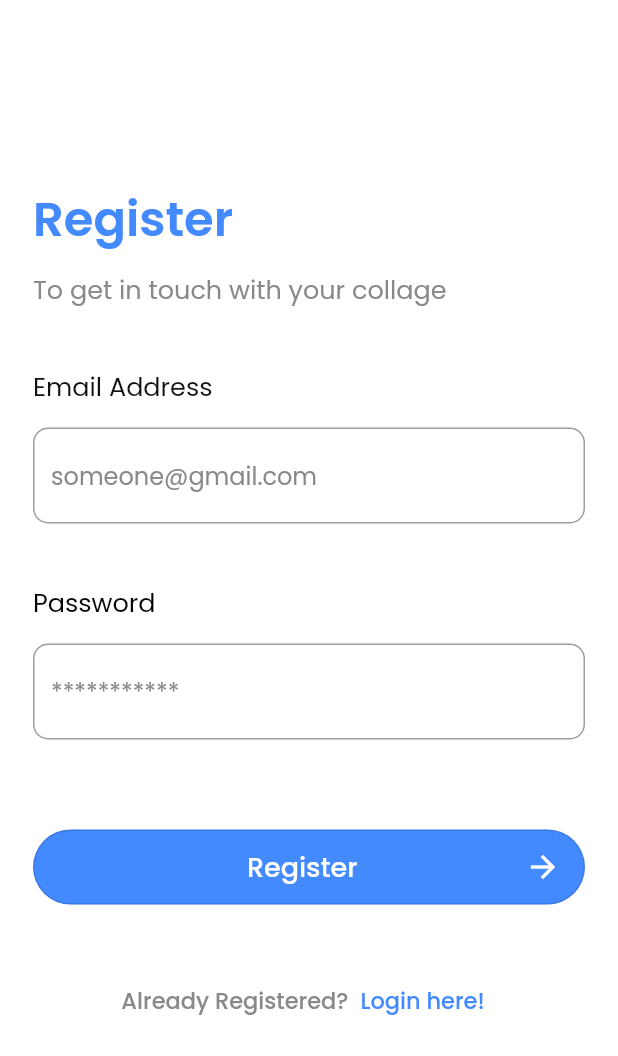
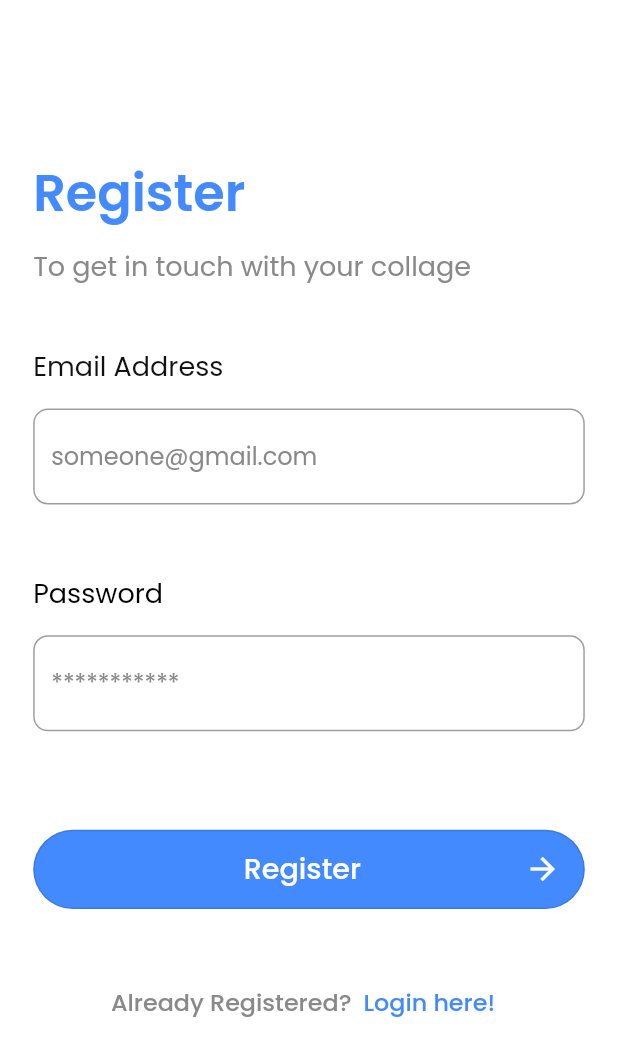
Before and after one commit to nitin-787/uni-notes, a Flutter app: the RegisterView screen opened directly, on a phone screen of 412 x 824 dp. Shown: the top 1056 px of the screen. Run offline on Flutter 3.47's test engine with Material 2 defaults, Android fonts, the phone set to English and light mode, and no system bars; our stand-ins replace bloc, cloud_firestore, equatable, file_picker, firebase_auth, firebase_core and 6 more; accounts and stored records are empty; generated files the repository leaves out were written again.

Commit message:
registerView Responsiveness

```diff
--- a/lib/views/register_view.dart
+++ b/lib/views/register_view.dart
@@ -1,6 +1,7 @@
 import 'package:flutter/material.dart';
 import 'package:flutter_bloc/flutter_bloc.dart';
 import 'package:google_fonts/google_fonts.dart';
+import 'package:mynotes/config/size_config.dart';
 import 'package:mynotes/constants/colors.dart';
 import 'package:mynotes/extentions/buildcontext/loc.dart';
 import 'package:mynotes/services/auth/auth_exception.dart';
@@ -65,42 +66,45 @@ class _RegisterViewState extends State<RegisterView> {
       child: Scaffold(
         backgroundColor: Colors.white,
         body: Container(
-          padding: const EdgeInsets.only(top: 60),
+          padding: EdgeInsets.only(top: screenHeight(30)),
           child: Padding(
             padding: const EdgeInsets.all(2.0),
             child: SingleChildScrollView(
               child: Container(
-                padding: const EdgeInsets.only(left: 20),
+                padding: EdgeInsets.only(left: screenWidth(13.2)),
                 child: Column(
                   crossAxisAlignment: CrossAxisAlignment.start,
                   children: [
-                    const SizedBox(
-                      height: 60.0,
+                    SizedBox(
+                      height: screenHeight(42),
                     ),
                     Text(
                       "Register",
                       style: GoogleFonts.poppins(
-                        fontSize: 32,
+                        fontSize: screenWidth(22.24),
                         fontWeight: FontWeight.w600,
                         color: AppColors.mainColor,
                       ),
                     ),
-                    const SizedBox(
-                      height: 10.0,
+                    SizedBox(
+                      height: screenHeight(6.94),
                     ),
                     Text(
                       "To get in touch with your collage",
                       style: GoogleFonts.poppins(
                         fontWeight: FontWeight.w400,
-                        fontSize: 17,
+                        fontSize: screenWidth(11.8),
                         color: AppColors.textColor1,
                       ),
                     ),
-                    const SizedBox(
-                      height: 20.0,
+                    SizedBox(
+                      height: screenHeight(14),
                     ),
                     Padding(
-                      padding: const EdgeInsets.only(top: 20, right: 20),
+                      padding: EdgeInsets.only(
+                        top: screenHeight(14),
+                        right: screenWidth(13.2),
+                      ),
                       child: Column(
                         crossAxisAlignment: CrossAxisAlignment.start,
                         children: [
@@ -108,14 +112,16 @@ class _RegisterViewState extends State<RegisterView> {
                             "Email Address",
                             style: GoogleFonts.poppins(
                               fontWeight: FontWeight.w400,
-                              fontSize: 17,
+                              fontSize: screenWidth(11.8),
                               color: AppColors.textColor,
                             ),
                           ),
-                          const SizedBox(
-                            height: 15,
+                          SizedBox(
+                            height: screenHeight(10.41),
                           ),
-                          TextField(
+                          SizedBox(
+                            height: screenHeight(50),
+                            child: TextField(
                               controller: _email,
                               enableSuggestions: false,
                               autocorrect: false,
@@ -125,28 +131,31 @@ class _RegisterViewState extends State<RegisterView> {
                                   color: AppColors.textColor1,
                                 ),
                                 hintText: 'someone@gmail.com',
-                              border: const OutlineInputBorder(
+                                border: OutlineInputBorder(
                                   borderRadius: BorderRadius.all(
-                                  Radius.circular(10.0),
+                                    Radius.circular(screenHeight(6.94)),
                                   ),
                                 ),
                               ),
                             ),
-                          const SizedBox(
-                            height: 40.0,
+                          ),
+                          SizedBox(
+                            height: screenHeight(27.8),
                           ),
                           Text(
                             "Password",
                             style: GoogleFonts.poppins(
                               fontWeight: FontWeight.w400,
-                              fontSize: 17,
+                              fontSize: screenWidth(11.8),
                               color: Colors.black,
                             ),
                           ),
-                          const SizedBox(
-                            height: 15,
+                          SizedBox(
+                            height: screenHeight(10.41),
                           ),
-                          TextField(
+                          SizedBox(
+                            height: screenHeight(50),
+                            child: TextField(
                               controller: _password,
                               obscureText: true,
                               enableSuggestions: false,
@@ -156,19 +165,20 @@ class _RegisterViewState extends State<RegisterView> {
                                   color: AppColors.textColor1,
                                 ),
                                 hintText: '***********',
-                              border: const OutlineInputBorder(
+                                border: OutlineInputBorder(
                                   borderRadius: BorderRadius.all(
-                                  Radius.circular(10.0),
+                                    Radius.circular(screenHeight(6.94)),
                                   ),
                                 ),
                               ),
                             ),
-                          const SizedBox(
-                            height: 60.0,
                           ),
                           SizedBox(
-                            width: 500,
-                            height: 50,
+                            height: screenHeight(42),
+                          ),
+                          SizedBox(
+                            width: screenWidth(328.7),
+                            height: screenWidth(34.7),
                             child: OutlinedButton(
                               style: OutlinedButton.styleFrom(
                                 backgroundColor: AppColors.mainColor,
@@ -191,14 +201,14 @@ class _RegisterViewState extends State<RegisterView> {
                                   mainAxisAlignment:
                                       MainAxisAlignment.spaceBetween,
                                   children: [
-                                    const SizedBox(
-                                      width: 15,
+                                    SizedBox(
+                                      width: screenWidth(9.86),
                                     ),
                                     Text(
                                       "Register",
                                       style: GoogleFonts.poppins(
                                         color: Colors.white,
-                                        fontSize: 18,
+                                        fontSize: screenWidth(12.51),
                                         fontWeight: FontWeight.w500,
                                       ),
                                     ),
@@ -211,8 +221,8 @@ class _RegisterViewState extends State<RegisterView> {
                               ),
                             ),
                           ),
-                          const SizedBox(
-                            height: 40,
+                          SizedBox(
+                            height: screenHeight(27.76),
                           ),
                           Row(
                             mainAxisAlignment: MainAxisAlignment.center,
@@ -220,7 +230,7 @@ class _RegisterViewState extends State<RegisterView> {
                               Text(
                                 style: GoogleFonts.poppins(
                                   color: AppColors.textColor1,
-                                  fontSize: 15,
+                                  fontSize: screenWidth(10.42),
                                   fontWeight: FontWeight.w500,
                                 ),
                                 'Already Registered?',
@@ -234,7 +244,7 @@ class _RegisterViewState extends State<RegisterView> {
                                 child: Text(
                                   style: GoogleFonts.poppins(
                                     color: AppColors.mainColor,
-                                    fontSize: 15,
+                                    fontSize: screenWidth(10.42),
                                     fontWeight: FontWeight.w500,
                                   ),
                                   'Login here!',
```
Lines whose indentation alone changed are shown as unchanged.
